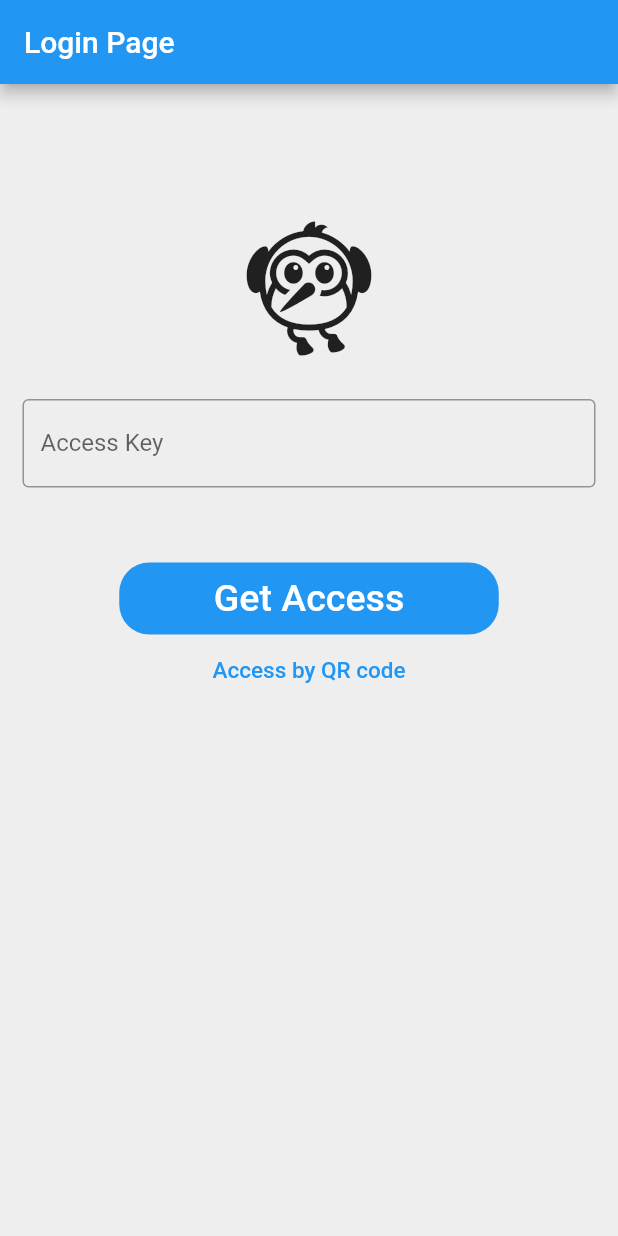
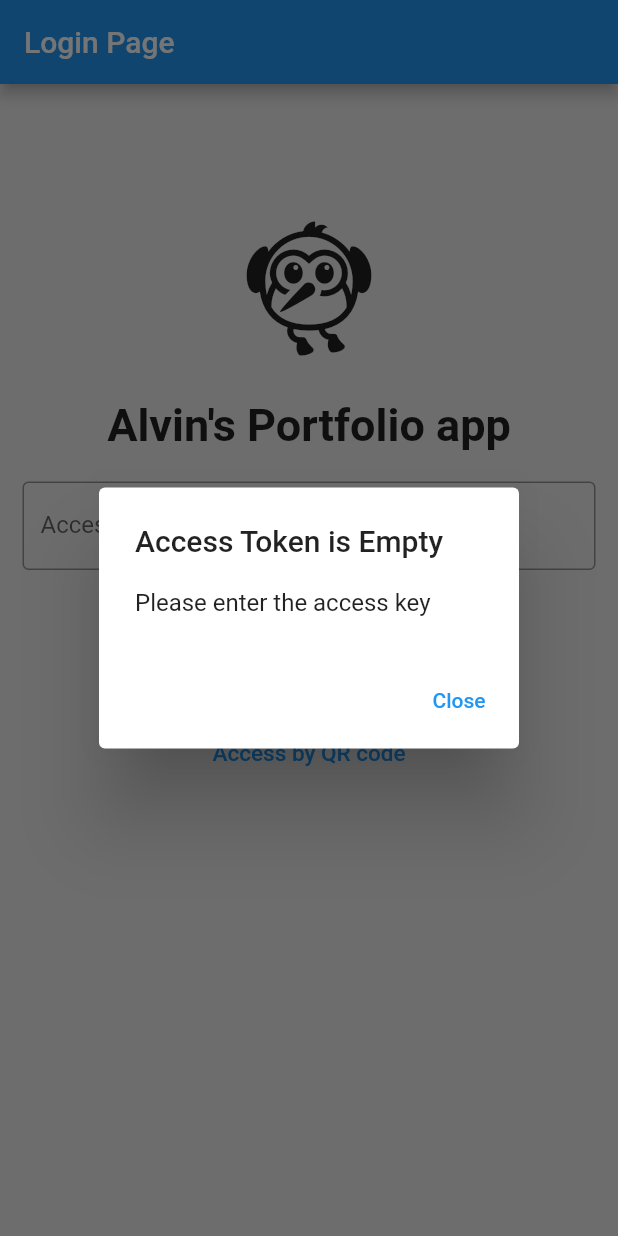
Before and after one commit to alvin1999214/alvin_portfolio_app, a Flutter app: the screen it shows after launch, after a tap on "Get Access", on a phone screen of 412 x 824 dp. Run offline on Flutter 3.47's test engine with Material 2 defaults, Android fonts, the phone set to English and light mode, and no system bars.

Commit message:
update landing page layout, add empty access key popup, remove useless import

```diff
--- a/lib/screens/landing_page.dart
+++ b/lib/screens/landing_page.dart
@@ -1,6 +1,6 @@
 import 'package:alvin_portfolio_app/model/mobile_config_model.dart';
-import 'package:alvin_portfolio_app/screens/home_page.dart';
 import 'package:alvin_portfolio_app/services/mobile_config_services.dart';
+import 'package:alvin_portfolio_app/widget/pop_up_dialog.dart';
 import 'package:flutter/material.dart';
 
 class LandingPage extends StatefulWidget {
@@ -53,6 +53,16 @@ class _LandingPageState extends State<LandingPage> {
               ),
             ),
             Padding(
+              padding: EdgeInsets.symmetric(horizontal: 15),
+              child: Text(
+                "Alvin's Portfolio app",
+                style: TextStyle(fontSize: 30, fontWeight: FontWeight.bold),
+              ),
+            ),
+            SizedBox(
+              height: 20,
+            ),
+            Padding(
               //padding: const EdgeInsets.only(left:15.0,right: 15.0,top:0,bottom: 0),
               padding: EdgeInsets.symmetric(horizontal: 15),
               child: TextField(
@@ -77,6 +87,8 @@ class _LandingPageState extends State<LandingPage> {
                   if (accessKeyController.text.isNotEmpty) {
                     futureMobileConfig =
                         fetchMobileConfig(accessKeyController.text, context);
+                  } else {
+                    showEmptyAccessKeyDialog(context);
                   }
                 },
                 child: Text(
--- a/lib/services/mobile_config_services.dart
+++ b/lib/services/mobile_config_services.dart
@@ -1,6 +1,5 @@
 import 'dart:convert';
 import 'dart:async';
-import 'dart:io';
 
 import 'package:alvin_portfolio_app/model/mobile_config_model.dart';
 import 'package:alvin_portfolio_app/screens/home_page.dart';
--- a/lib/widget/pop_up_dialog.dart
+++ b/lib/widget/pop_up_dialog.dart
@@ -1,4 +1,3 @@
-import 'package:flutter/cupertino.dart';
 import 'package:flutter/material.dart';
 
 void showAccessFailDialog(BuildContext context) {
@@ -11,7 +10,7 @@ void showAccessFailDialog(BuildContext context) {
           title: Text(
             "Invalid Access Token",
           ),
-          content: Text("Please check the access is valid"),
+          content: Text("Please check the access key is valid"),
           //buttons?
           actions: <Widget>[
             TextButton(
@@ -24,3 +23,27 @@ void showAccessFailDialog(BuildContext context) {
         );
       });
 }
+
+void showEmptyAccessKeyDialog(BuildContext context) {
+  showDialog(
+      context: context,
+      barrierDismissible:
+          false, // disables popup to close if tapped outside popup (need a button to close)
+      builder: (BuildContext context) {
+        return AlertDialog(
+          title: Text(
+            "Access Token is Empty",
+          ),
+          content: Text("Please enter the access key"),
+          //buttons?
+          actions: <Widget>[
+            TextButton(
+              child: Text("Close"),
+              onPressed: () {
+                Navigator.of(context).pop();
+              }, //closes popup
+            ),
+          ],
+        );
+      });
+}
```
